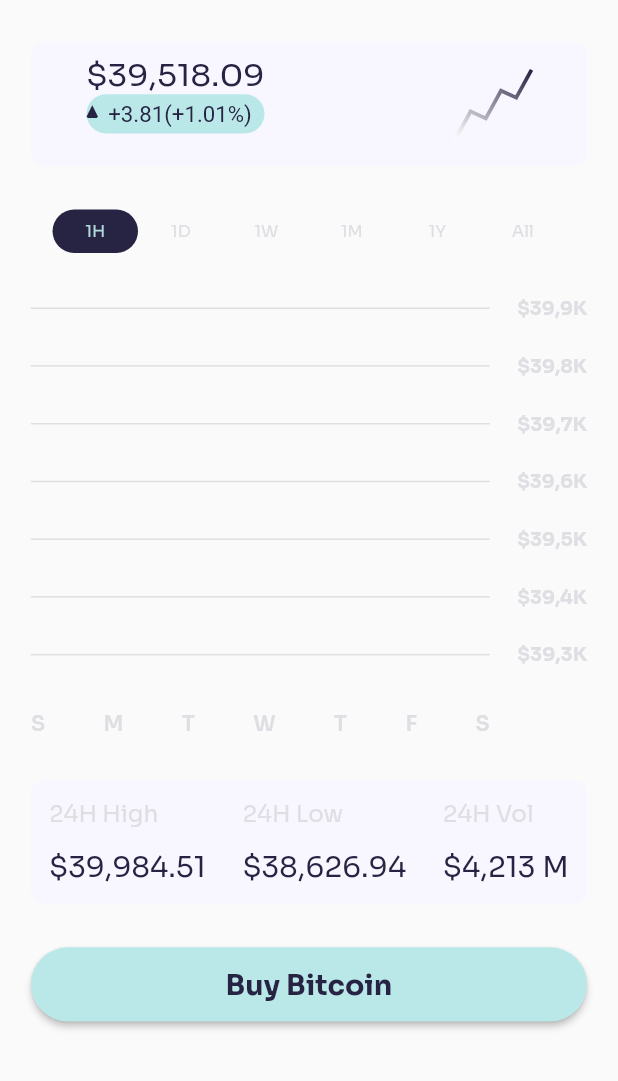
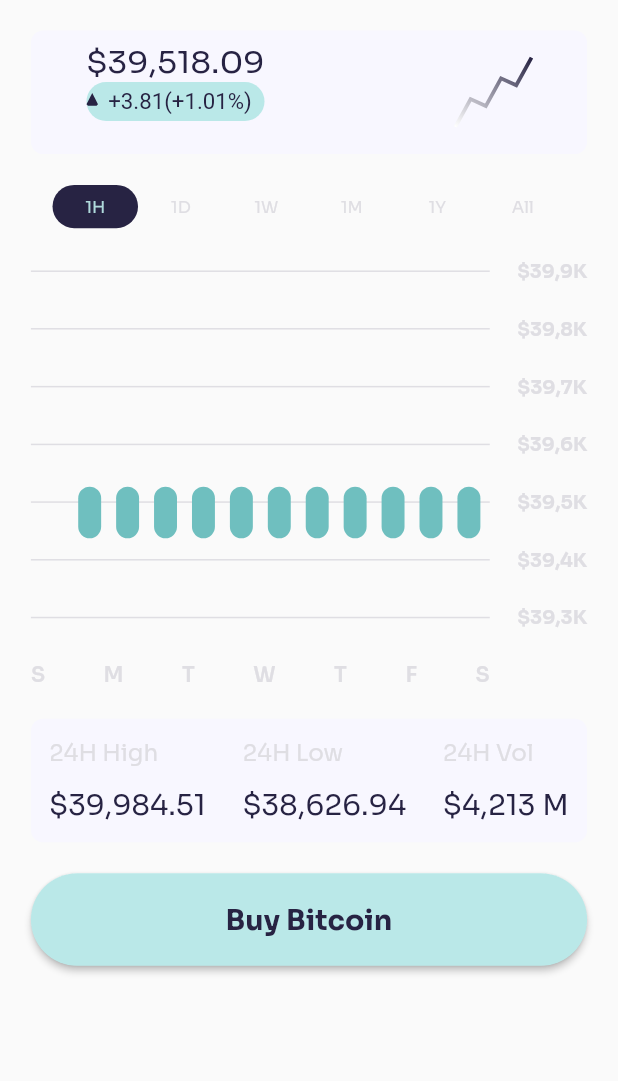
Before and after one commit to dalyathan/Kriptow, a Flutter app: the screen it shows after launch, after a tap on "Bitcoin", on a phone screen of 412 x 824 dp, the part 155-1236 px from its top. Run offline on Flutter 3.47's test engine with Material 2 defaults, Android fonts, the phone set to English and light mode, and no system bars; our stand-ins replace google_fonts; Roboto replaces fonts that are missing (Spartan).

Commit message:
finalized the app

```diff
--- a/lib/index.dart
+++ b/lib/index.dart
@@ -1,4 +1,4 @@
-import 'package:drrrible_nuha_maulana_ahsan_crypto_app/screens/market.dart';
+import '/screens/market.dart';
 
 import 'screens/settings.dart';
 import 'widgets/containers/common/custom_bottom_navigation_bar.dart';
--- a/lib/painters/stock_graph.dart
+++ b/lib/painters/stock_graph.dart
@@ -3,11 +3,35 @@ import 'dart:math';
 import 'package:flutter/material.dart';
 
 class StockGraphPainter extends CustomPainter {
-  double maxlengthPerDayRatio = 0.2;
-  double minActivePerDayRatio = 0.1;
+  double maxlengthPerDayRatio = 0.3;
+  double minActivePerDayRatio = 0.075;
+  late double activeBarStrokeWidth;
+  late Paint brush;
+  late Canvas canvas;
+  late Size size;
   @override
   void paint(Canvas canvas, Size size) {
-    // TODO: implement paint
+    double numofBars = 11;
+    activeBarStrokeWidth = size.width * 0.05;
+    this.canvas = canvas;
+    this.size = size;
+    brush = Paint()..style = PaintingStyle.fill;
+    double paddingRatio = 1 / numofBars;
+    double divideSpaceRatio = 1 - paddingRatio;
+    List<double> horizontalOffsetRatios = [
+      for (var i = 1; i <= numofBars; i++)
+        (i * divideSpaceRatio / numofBars + paddingRatio * 0.5)
+    ];
+    double previousdayEndRatio = 0;
+    for (var offsetRatio in horizontalOffsetRatios) {
+      List<double> drawableRandomOffsets = getOneInstance();
+      if (drawableRandomOffsets[3] >= previousdayEndRatio) {
+        drawGainBar(drawableRandomOffsets, offsetRatio);
+      } else {
+        drawLossBar(drawableRandomOffsets, offsetRatio);
+      }
+      previousdayEndRatio = drawableRandomOffsets[3];
+    }
   }
 
   double randomDoubleBetween(double start, double end) {
@@ -15,17 +39,52 @@ class StockGraphPainter extends CustomPainter {
     return source.nextDouble() * (end - start) + start;
   }
 
-  double getOneInstance() {
-    double dayEndRatio =
-        randomDoubleBetween(minActivePerDayRatio, 1 - maxlengthPerDayRatio);
-    double dayLengthRatio = randomDoubleBetween(0, maxlengthPerDayRatio);
+  drawLossBar(List<double> offsets, double horizontalOffsetRatio) {
+    drawBar(
+        offsets, horizontalOffsetRatio, const Color.fromRGBO(238, 95, 95, 1));
+  }
+
+  drawGainBar(List<double> offsets, double horizontalOffsetRatio) {
+    drawBar(
+        offsets, horizontalOffsetRatio, const Color.fromRGBO(111, 191, 191, 1));
+  }
+
+  drawBar(List<double> offsets, double horizontalOffsetRatio, Color color) {
+    Offset dayStartOffset = Offset(
+        size.width * horizontalOffsetRatio, size.height * (1 - offsets[0]));
+    Offset dayEndOffset = Offset(
+        size.width * horizontalOffsetRatio, size.height * (1 - offsets[3]));
+    canvas.drawLine(
+        dayStartOffset,
+        dayEndOffset,
+        brush
+          ..strokeWidth = 2
+          ..color = color);
+    Offset activeDayStart = Offset(
+        size.width * horizontalOffsetRatio, size.height * (1 - offsets[1]));
+    Offset activeDayEnd = Offset(
+        size.width * horizontalOffsetRatio, size.height * (1 - offsets[2]));
+    canvas.drawLine(
+        activeDayStart,
+        activeDayEnd,
+        brush
+          ..strokeCap = StrokeCap.round
+          ..strokeWidth = activeBarStrokeWidth
+          ..color = color);
+  }
+
+  List<double> getOneInstance() {
+    double dayEndRatio = randomDoubleBetween(maxlengthPerDayRatio, 1);
+    double dayLengthRatio =
+        randomDoubleBetween(minActivePerDayRatio, maxlengthPerDayRatio);
     double dayStartRatio = dayEndRatio - dayLengthRatio;
     double activeDayEndRatio =
         randomDoubleBetween(dayStartRatio + minActivePerDayRatio, dayEndRatio);
     double activeDayStartRatio = randomDoubleBetween(
-        dayStartRatio + minActivePerDayRatio, activeDayEndRatio);
+        dayStartRatio, activeDayEndRatio - minActivePerDayRatio);
+    return [dayStartRatio, activeDayStartRatio, activeDayEndRatio, dayEndRatio];
   }
 
   @override
-  bool shouldRepaint(covariant CustomPainter oldDelegate) => true;
+  bool shouldRepaint(covariant CustomPainter oldDelegate) => false;
 }
--- a/lib/screens/buy.dart
+++ b/lib/screens/buy.dart
@@ -1,3 +1,5 @@
+import '/widgets/containers/buy/stock_graph.dart';
+
 import '/widgets/containers/buy/button.dart';
 import '/widgets/containers/buy/total_price.dart';
 import '/widgets/containers/buy/week_days.dart';
@@ -37,12 +39,12 @@ class _BuyCryptoState extends State<BuyCrypto> {
     double slideBarHeightRatio = 0.035;
     double graphBakcdropHeightRatio = 0.3;
     double hrWidthRatio = 0.825;
-    double elevatedButtonHeightRatio = 0.06;
+    double elevatedButtonHeightRatio = 0.075;
 
     double effectiveWidth = size.width * (1 - 2 * rowHorizontalPaddingRatio);
 
     SizedBox spacer = SizedBox(
-      height: size.height * 0.035,
+      height: size.height * 0.025,
     );
     return Scaffold(
       body: SafeArea(
@@ -72,6 +74,7 @@ class _BuyCryptoState extends State<BuyCrypto> {
             Column(
               crossAxisAlignment: CrossAxisAlignment.start,
               children: [
+                Stack(children: [
                   GraphBackdropContainer(
                     height: size.height * graphBakcdropHeightRatio,
                     priceRanges: const [
@@ -86,6 +89,11 @@ class _BuyCryptoState extends State<BuyCrypto> {
                     width: effectiveWidth,
                     hrWidthRatio: hrWidthRatio,
                   ),
+                  StockGraph(
+                    height: size.height * graphBakcdropHeightRatio,
+                    width: effectiveWidth * hrWidthRatio,
+                  )
+                ]),
                 spacer,
                 SizedBox(
                     width: effectiveWidth * hrWidthRatio,
--- a/lib/widgets/containers/buy/graph_backdrop.dart
+++ b/lib/widgets/containers/buy/graph_backdrop.dart
@@ -19,7 +19,7 @@ class GraphBackdropContainer extends StatelessWidget {
   @override
   Widget build(BuildContext context) {
     size = MediaQuery.of(context).size;
-    return Container(
+    return SizedBox(
       width: width,
       height: height,
       child: Column(
--- /dev/null
+++ b/lib/widgets/containers/buy/stock_graph.dart
@@ -0,0 +1,14 @@
+import 'package:drrrible_nuha_maulana_ahsan_crypto_app/painters/stock_graph.dart';
+import 'package:flutter/material.dart';
+
+class StockGraph extends StatelessWidget {
+  final double width;
+  final double height;
+  const StockGraph({Key? key, required this.width, required this.height})
+      : super(key: key);
+
+  @override
+  Widget build(BuildContext context) {
+    return CustomPaint(painter: StockGraphPainter(), size: Size(width, height));
+  }
+}
```
Lines whose indentation alone changed are shown as unchanged.
